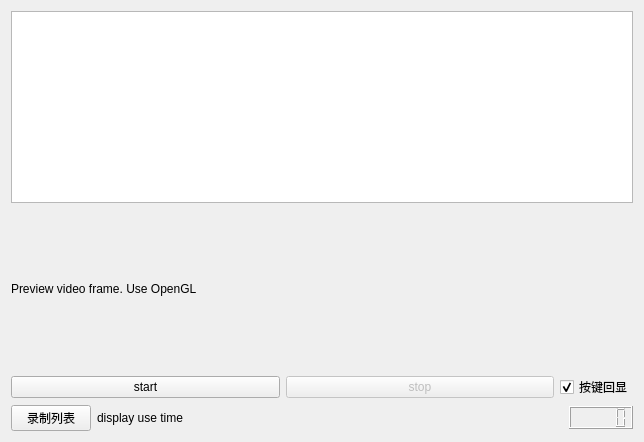
Before: the Qt Designer form frontend/screenrecoderwidget/screenrecoderwidget.ui in pydmy7/WinkStudio, drawn with Qt 5.
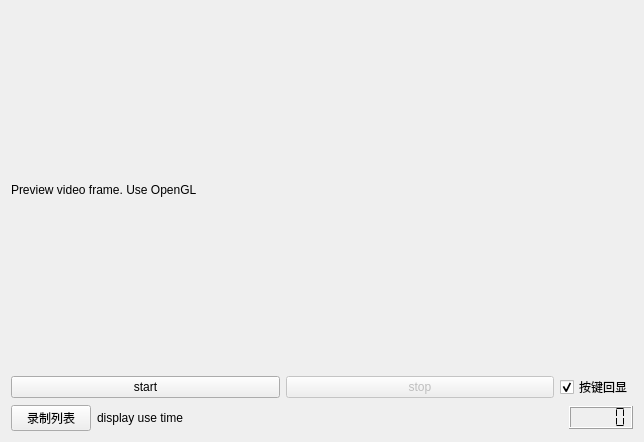
After: the same form once the commit is applied.

What changed in the file:
```diff
--- a/frontend/screenrecoderwidget/screenrecoderwidget.ui
+++ b/frontend/screenrecoderwidget/screenrecoderwidget.ui
@@ -14,9 +14,6 @@
    <string>Form</string>
   </property>
   <layout class="QVBoxLayout" name="verticalLayout">
-   <item>
-    <widget class="QListWidget" name="listWidget"/>
-   </item>
    <item>
     <widget class="QLabel" name="label_preview">
      <property name="sizePolicy">
@@ -128,6 +125,9 @@
          <verstretch>0</verstretch>
         </sizepolicy>
        </property>
+       <property name="segmentStyle">
+        <enum>QLCDNumber::Flat</enum>
+       </property>
       </widget>
      </item>
     </layout>
```
Left out of the diff: 3 changed lines with no effect on the pictures.
